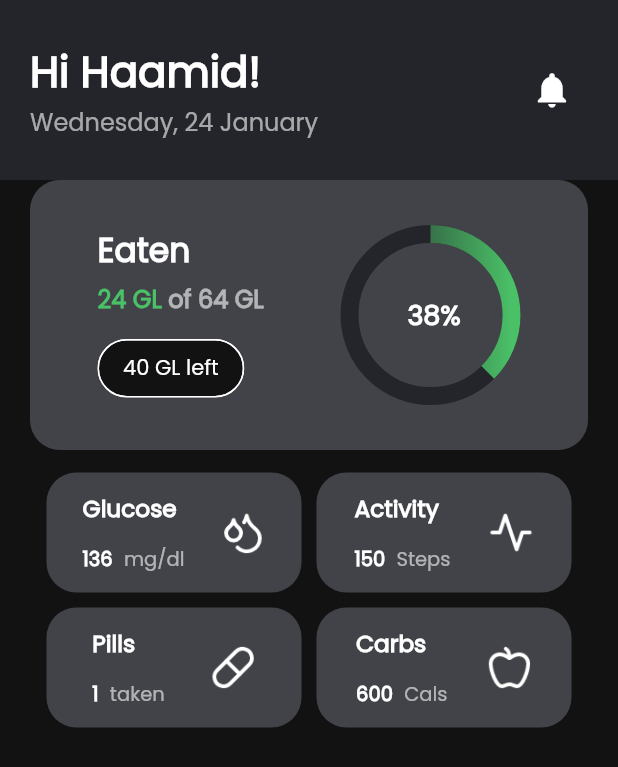
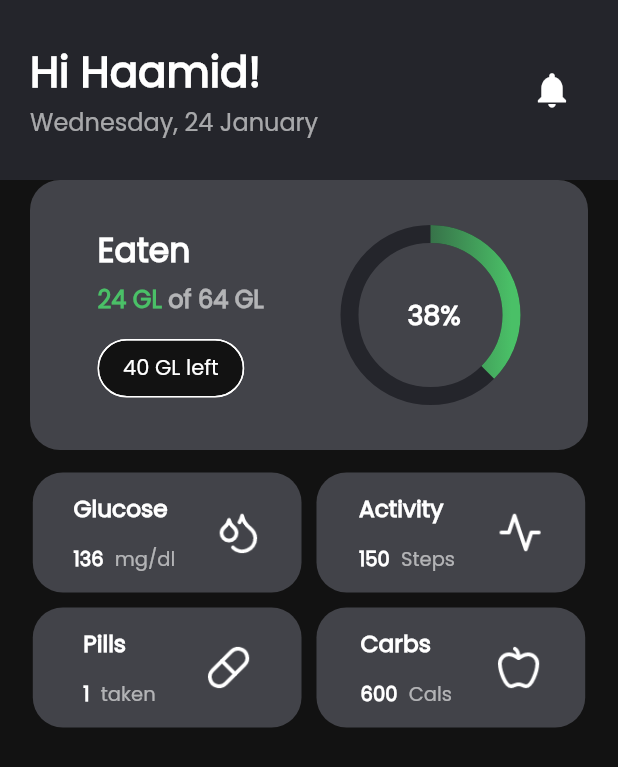
Before and after one commit to Hames-1616/diabetes_Flutter, a Flutter app: the HomePage screen opened directly, on a phone screen of 412 x 824 dp. Shown: the top 767 px of the screen. Run offline on Flutter 3.47's test engine with Material 3 defaults, Android fonts, the phone set to English and light mode, and no system bars; drawn by our look-alikes of percent_indicator; our stand-ins replace chips_choice, dio, flutter_riverpod, fpdart, shared_preferences; missing offline and left inert: animated_snack_bar; accounts and stored records are empty.

Commit message:
👌 IMPROVE: Updated Padding of the activity block

```diff
--- a/lib/features/home/components/Activity_block.dart
+++ b/lib/features/home/components/Activity_block.dart
@@ -26,7 +26,7 @@ class _ActivityBlockState extends ConsumerState<ActivityBlock> {
       onTap: () {},
       child: Container(
         height: MediaQuery.of(context).size.height / hei(context, 80),
-        width: 170,
+        width: MediaQuery.of(context).size.width/2.3,
         decoration: BoxDecoration(
             color: secondaryColor, borderRadius: BorderRadius.circular(20)),
         child: Row(
--- a/lib/features/home/screens/HomePage.dart
+++ b/lib/features/home/screens/HomePage.dart
@@ -142,7 +142,9 @@ class _HomePageState extends ConsumerState<HomePage> {
                 ),
               ),
               const SizedBox(height: 15,),
-              Row(
+              Container(
+                margin: const EdgeInsets.only(right: 20,left: 20),
+                child: Row(
                   mainAxisAlignment: MainAxisAlignment.center,
                   children: [
                     Column(
@@ -163,6 +165,7 @@ class _HomePageState extends ConsumerState<HomePage> {
                       ],
                     )
                   ],
+                ),
               )
             ],
           ),
```
Lines whose indentation alone changed are shown as unchanged.
